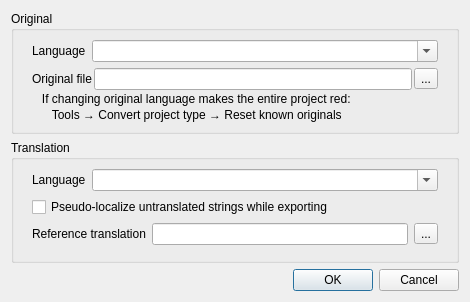
Mercury13/utranslator, file UTranslator/FmProjectSettings.ui: the form before one commit.
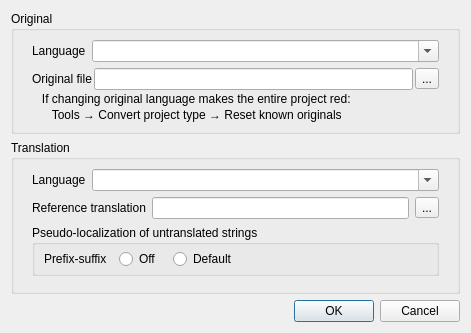
The form after the commit.

Commit message: Preparation for more algorithms of pseudo-localization

Patch:
```diff
--- a/UTranslator/FmProjectSettings.ui
+++ b/UTranslator/FmProjectSettings.ui
@@ -6,8 +6,8 @@
    <rect>
     <x>0</x>
     <y>0</y>
-    <width>470</width>
-    <height>286</height>
+    <width>471</width>
+    <height>320</height>
    </rect>
   </property>
   <property name="windowTitle">
@@ -137,13 +137,6 @@
           </item>
          </layout>
         </item>
-        <item>
-         <widget class="QCheckBox" name="chkPseudoLoc">
-          <property name="text">
-           <string>Pseudo-localize untranslated strings while exporting</string>
-          </property>
-         </widget>
-        </item>
         <item>
          <widget class="QWidget" name="wiReference" native="true">
           <layout class="QHBoxLayout" name="horizontalLayout">
@@ -182,6 +175,62 @@
           </layout>
          </widget>
         </item>
+        <item>
+         <widget class="QGroupBox" name="grpPseudoLoc">
+          <property name="title">
+           <string>Pseudo-localization of untranslated strings</string>
+          </property>
+          <layout class="QVBoxLayout" name="verticalLayout_6">
+           <property name="topMargin">
+            <number>4</number>
+           </property>
+           <property name="bottomMargin">
+            <number>4</number>
+           </property>
+           <item>
+            <layout class="QHBoxLayout" name="horizontalLayout_6">
+             <property name="spacing">
+              <number>12</number>
+             </property>
+             <item>
+              <widget class="QLabel" name="lbPrefixSuffix">
+               <property name="text">
+                <string>Prefix-suffix</string>
+               </property>
+              </widget>
+             </item>
+             <item>
+              <widget class="QRadioButton" name="radioPslPrefOff">
+               <property name="text">
+                <string>Off</string>
+               </property>
+              </widget>
+             </item>
+             <item>
+              <widget class="QRadioButton" name="radioPslPrefDefault">
+               <property name="text">
+                <string>Default</string>
+               </property>
+              </widget>
+             </item>
+             <item>
+              <spacer name="horizontalSpacer">
+               <property name="orientation">
+                <enum>Qt::Horizontal</enum>
+               </property>
+               <property name="sizeHint" stdset="0">
+                <size>
+                 <width>40</width>
+                 <height>10</height>
+                </size>
+               </property>
+              </spacer>
+             </item>
+            </layout>
+           </item>
+          </layout>
+         </widget>
+        </item>
        </layout>
       </item>
      </layout>
```
Left out of the diff: 8 changed lines with no effect on the pictures. The commit also changes 4 other files.
